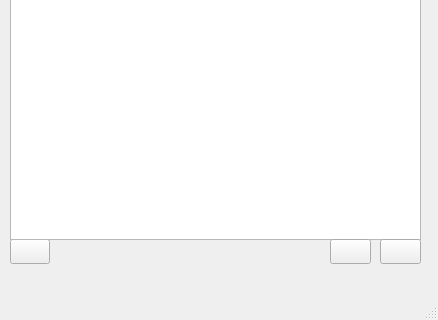
Before: the Qt Designer form mainwindow.ui in ArhipovAlex/QTMediaPlayer, drawn with Qt 5; both pictures show x 0 to 438 and y 181 to 501 of the 438 by 501 pixel window.
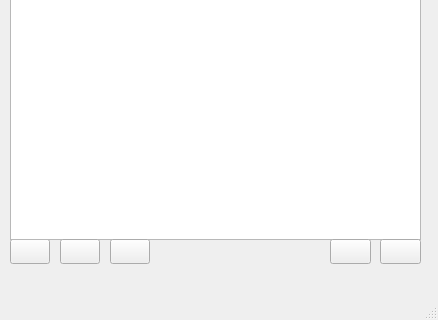
After: the same form once the commit is applied. Icons and pictures are not drawn.

The edit to the form file:
```diff
--- a/mainwindow.ui
+++ b/mainwindow.ui
@@ -226,6 +226,32 @@
      <string/>
     </property>
    </widget>
+   <widget class="QPushButton" name="pushButtonDelete">
+    <property name="geometry">
+     <rect>
+      <x>60</x>
+      <y>420</y>
+      <width>40</width>
+      <height>25</height>
+     </rect>
+    </property>
+    <property name="text">
+     <string/>
+    </property>
+   </widget>
+   <widget class="QPushButton" name="pushButtonClear">
+    <property name="geometry">
+     <rect>
+      <x>110</x>
+      <y>420</y>
+      <width>40</width>
+      <height>25</height>
+     </rect>
+    </property>
+    <property name="text">
+     <string/>
+    </property>
+   </widget>
   </widget>
   <widget class="QMenuBar" name="menubar">
    <property name="geometry">
```
